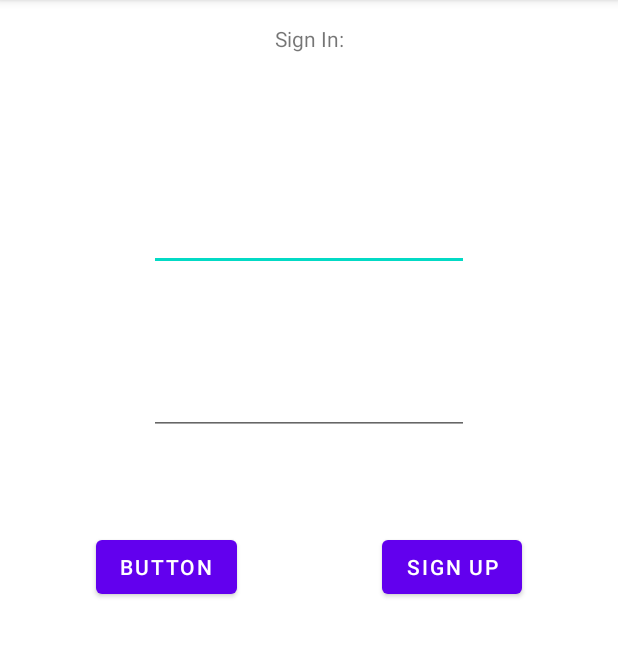
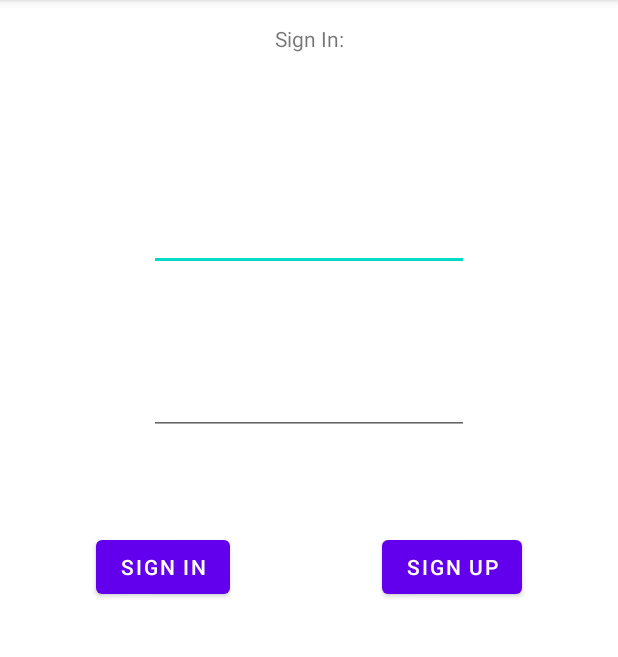
Before and after one commit to YetItMoves-MZ/Unigrades, an Android app: the screen it shows after launch (SignInActivity), on a phone screen of 412 x 824 dp, the part 84-741 px from its top. Run offline under Robolectric (Android 15) with nearby library versions, the phone set to English and light mode, and no system bars; our stand-ins replace Firebase (no records; nobody signed in at launch, a user with empty details on screens opened directly).

Commit message:
added sign In using email+password from firebase

```diff
--- a/app/src/main/java/com/example/unigrades/SignInActivity.java
+++ b/app/src/main/java/com/example/unigrades/SignInActivity.java
@@ -8,6 +8,7 @@ import android.os.Bundle;
 import android.util.Log;
 import android.view.View;
 import android.widget.Button;
+import android.widget.EditText;
 import android.widget.Toast;
 
 import com.google.android.gms.tasks.OnCompleteListener;
@@ -20,6 +21,13 @@ public class SignInActivity extends AppCompatActivity {
 
 
     private Button toSignUp;
+    private Button signIn;
+    private FirebaseAuth mAuth;
+    private EditText editTextEmail;
+    private EditText editTextPassword;
+
+    private String email="";
+    private String password="";
 
 
     @Override
@@ -27,6 +35,8 @@ public class SignInActivity extends AppCompatActivity {
         super.onCreate(savedInstanceState);
         setContentView(R.layout.activity_sign_in);
         findViews();
+
+        mAuth = FirebaseAuth.getInstance();
 
         toSignUp.setOnClickListener(new View.OnClickListener() {
             @Override
@@ -36,7 +46,37 @@ public class SignInActivity extends AppCompatActivity {
             }
         });
 
+        signIn.setOnClickListener(new View.OnClickListener() {
+            @Override
+            public void onClick(View view) {
+                signIn();
+            }
+        });
 
+
+    }
+
+    private void signIn() {
+        email = editTextEmail.getText().toString();
+        password = editTextPassword.getText().toString();
+        mAuth.signInWithEmailAndPassword(email, password)
+                .addOnCompleteListener(this, new OnCompleteListener<AuthResult>() {
+                    @Override
+                    public void onComplete(@NonNull Task<AuthResult> task) {
+                        if (task.isSuccessful()) {
+                            // Sign in success, update UI with the signed-in user's information
+                            Log.d("fireBase", "signInWithEmail:success");
+                            FirebaseUser user = mAuth.getCurrentUser();
+                            updateUI(user);
+                        } else {
+                            // If sign in fails, display a message to the user.
+                            Log.w("fireBase", "signInWithEmail:failure", task.getException());
+                            Toast.makeText(SignInActivity.this, "Authentication failed.",
+                                    Toast.LENGTH_SHORT).show();
+                            updateUI(null);
+                        }
+                    }
+                });
     }
 
     private void startSignUpActivity() {
@@ -46,11 +86,20 @@ public class SignInActivity extends AppCompatActivity {
 
     private void findViews() {
         toSignUp = findViewById(R.id.signIn_BUTTON_toSignUp);
-
+        signIn = findViewById(R.id.signIn_BUTTON_signIn);
+        editTextEmail = findViewById(R.id.signIn_EDITTEXT_emailAddress);
+        editTextPassword = findViewById(R.id.signIn_EDITTEXT_password);
 
     }
 
     private void updateUI(FirebaseUser user) {
+        if (user!=null){
+            Toast.makeText(SignInActivity.this, "Account Found!",
+                    Toast.LENGTH_SHORT).show();
+            String uid = user.getUid(); // TODO create firebase database
+
+        }
+
     }
 
 }
--- a/app/src/main/java/com/example/unigrades/SignUpActivity.java
+++ b/app/src/main/java/com/example/unigrades/SignUpActivity.java
@@ -69,12 +69,12 @@ public class SignUpActivity extends AppCompatActivity {
                     public void onComplete(@NonNull Task<AuthResult> task) {
                         if (task.isSuccessful()) {
                             // Sign in success, update UI with the signed-in user's information
-                            Log.d("createUser", "createUserWithEmail:success");
+                            Log.d("fireBase", "createUserWithEmail:success");
                             FirebaseUser user = mAuth.getCurrentUser();
                             updateUI(user);
                         } else {
                             // If sign in fails, display a message to the user.
-                            Log.w("createUser", "createUserWithEmail:failure", task.getException());
+                            Log.w("fireBase", "createUserWithEmail:failure", task.getException());
                             Toast.makeText(SignUpActivity.this, "Authentication failed.",
                                     Toast.LENGTH_SHORT).show(); // TODO: add reasons why.
                             updateUI(null);
--- a/app/src/main/res/layout/activity_sign_in.xml
+++ b/app/src/main/res/layout/activity_sign_in.xml
@@ -19,14 +19,14 @@
         app:layout_constraintTop_toTopOf="parent" />
 
     <Button
-        android:id="@+id/button"
+        android:id="@+id/signIn_BUTTON_signIn"
         android:layout_width="wrap_content"
         android:layout_height="wrap_content"
         android:layout_marginStart="64dp"
         android:layout_marginTop="64dp"
-        android:text="Button"
+        android:text="Sign In"
         app:layout_constraintStart_toStartOf="parent"
-        app:layout_constraintTop_toBottomOf="@+id/editTextTextPassword" />
+        app:layout_constraintTop_toBottomOf="@+id/signIn_EDITTEXT_password" />
 
     <Button
         android:id="@+id/signIn_BUTTON_toSignUp"
@@ -36,10 +36,10 @@
         android:layout_marginEnd="64dp"
         android:text="Sign Up"
         app:layout_constraintEnd_toEndOf="parent"
-        app:layout_constraintTop_toBottomOf="@+id/editTextTextPassword" />
+        app:layout_constraintTop_toBottomOf="@+id/signIn_EDITTEXT_password" />
 
     <EditText
-        android:id="@+id/editTextTextEmailAddress"
+        android:id="@+id/signIn_EDITTEXT_emailAddress"
         android:layout_width="wrap_content"
         android:layout_height="wrap_content"
         android:layout_marginTop="100dp"
@@ -50,7 +50,7 @@
         app:layout_constraintTop_toBottomOf="@+id/signIn_TEXT_title" />
 
     <EditText
-        android:id="@+id/editTextTextPassword"
+        android:id="@+id/signIn_EDITTEXT_password"
         android:layout_width="wrap_content"
         android:layout_height="wrap_content"
         android:layout_marginTop="64dp"
@@ -58,6 +58,6 @@
         android:inputType="textPassword"
         app:layout_constraintEnd_toEndOf="parent"
         app:layout_constraintStart_toStartOf="parent"
-        app:layout_constraintTop_toBottomOf="@+id/editTextTextEmailAddress" />
+        app:layout_constraintTop_toBottomOf="@+id/signIn_EDITTEXT_emailAddress" />
 
 </androidx.constraintlayout.widget.ConstraintLayout>
--- a/app/src/main/res/layout/activity_sign_up.xml
+++ b/app/src/main/res/layout/activity_sign_up.xml
@@ -12,7 +12,7 @@
         android:layout_height="wrap_content"
         android:layout_marginStart="64dp"
         android:layout_marginTop="32dp"
-        android:text="Button"
+        android:text="Sign Up"
         app:layout_constraintStart_toStartOf="parent"
         app:layout_constraintTop_toBottomOf="@+id/signUp_EDITTEXT_password" />
 
@@ -45,6 +45,7 @@
         android:ems="10"
         android:inputType="textEmailAddress"
         app:layout_constraintEnd_toEndOf="parent"
+        app:layout_constraintHorizontal_bias="0.502"
         app:layout_constraintStart_toStartOf="parent"
         app:layout_constraintTop_toBottomOf="@+id/signUp_TEXT_title" />
 
```
